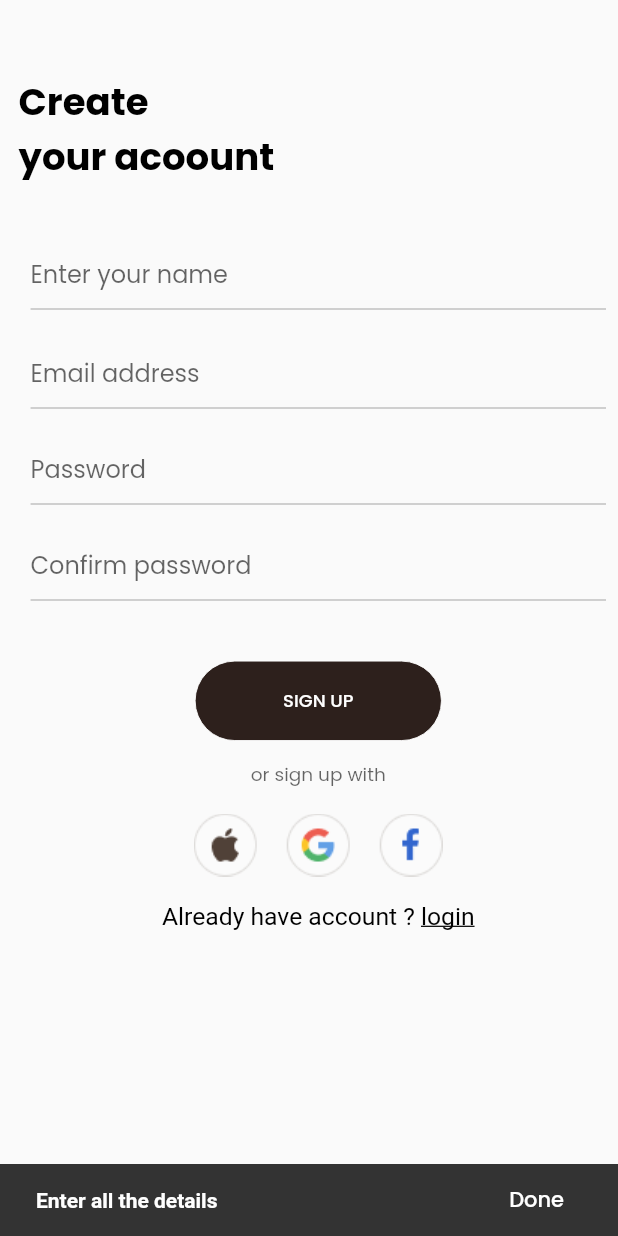
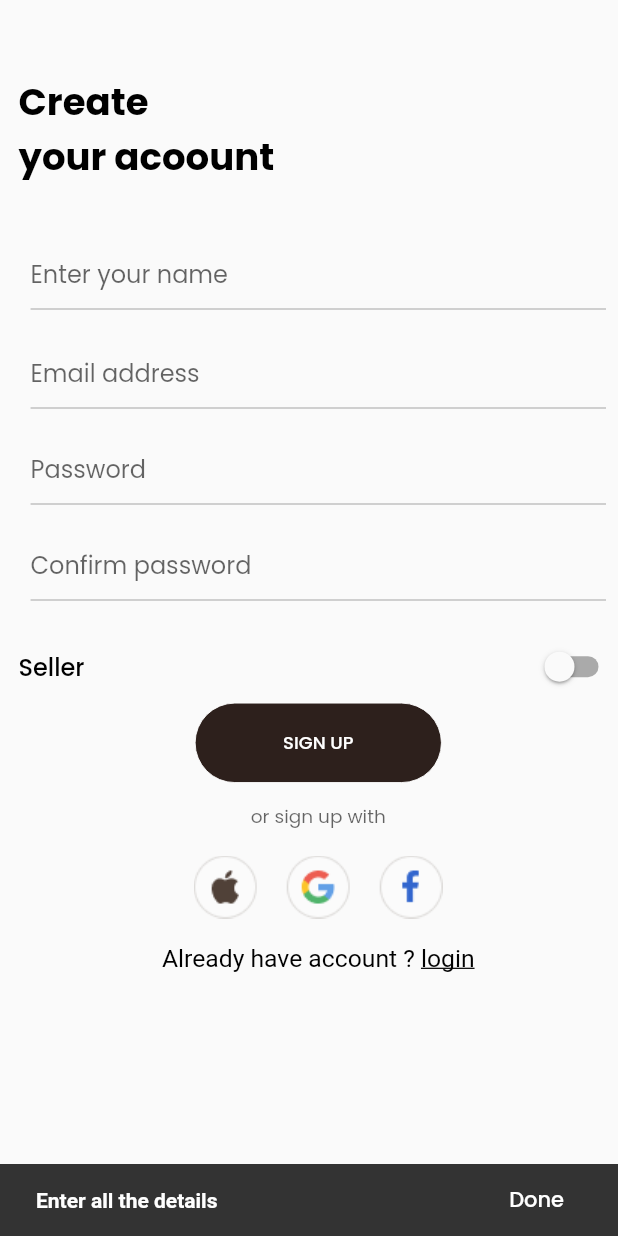
Before and after one commit to talhaSaeed01/e-commerce, a Flutter app: the Signup screen opened directly, after a tap on "SIGN UP", on a phone screen of 412 x 824 dp. Run offline on Flutter 3.47's test engine with Material 2 defaults, Android fonts, the phone set to English and light mode, and no system bars; our stand-ins replace cached_network_image, cloud_firestore, firebase_auth, firebase_core, google_fonts, smooth_page_indicator; accounts and stored records are empty; network calls fail.

Commit message:
Seller add the data and seller can see the iyem he/she  added.& fetch the data in user to see the new product for sale commit date 9/13/2023 Wednesday

```diff
--- a/lib/Authentication/Signup_screen.dart
+++ b/lib/Authentication/Signup_screen.dart
@@ -24,6 +24,7 @@ class _SignupState extends State<Signup> {
   TextEditingController signuppasswordController = TextEditingController();
   TextEditingController signupnameController = TextEditingController();
   TextEditingController signupcnfrmpasswordController = TextEditingController();
+  bool isSeller = false;
   @override
   Widget build(BuildContext context) {
     return SafeArea(
@@ -48,14 +49,24 @@ class _SignupState extends State<Signup> {
                               padding: const EdgeInsets.all(8.0),
                               child: CustomTextField(controller: signuppasswordController, hinttext: Appstrings.signuppasswordhint, keyboardfoam: TextInputType.visiblePassword)),
                           Padding(
-                              padding: const EdgeInsets.only(top: 8.0, left: 8, right: 8, bottom: 40),
+                              padding: const EdgeInsets.only(top: 8.0, left: 8, right: 8, bottom: 20),
                               child: CustomTextField(controller: signupcnfrmpasswordController, hinttext: Appstrings.signupcnfrmpasshint, keyboardfoam: TextInputType.visiblePassword)),
+                          Row(mainAxisAlignment: MainAxisAlignment.spaceBetween, children: [
+                            Text('Seller', style: TextStyle(color: Appcolors.black, fontWeight: FontWeight.w500, fontSize: 16)),
+                            Switch(
+                                value: isSeller,
+                                onChanged: (value) {
+                                  setState(() {
+                                    isSeller = value;
+                                  });
+                                })
+                          ]),
                           Center(
                               child: GestureDetector(
                                   onTap: () {
                                     final authProvider = Provider.of<AuthProvider>(context, listen: false);
-                                    authProvider.signUp(
-                                        signupnameController.text.trim(), signupemailController.text.trim(), signuppasswordController.text.trim(), signupcnfrmpasswordController.text.trim(), context);
+                                    authProvider.signUp(signupnameController.text.trim(), signupemailController.text.trim(), signuppasswordController.text.trim(),
+                                        signupcnfrmpasswordController.text.trim(), isSeller, context);
                                   },
                                   child: CustomTextButton(
                                       bordercolor: Appcolors.white,
--- a/lib/main.dart
+++ b/lib/main.dart
@@ -13,6 +13,7 @@ import 'package:ecommerce/provider/detail_screen_provider.dart';
 import 'package:ecommerce/provider/drawer_provider.dart';
 import 'package:ecommerce/provider/fire_base_authprovider.dart';
 import 'package:ecommerce/provider/product_provider.dart';
+import 'package:ecommerce/provider/seller_provider.dart';
 import 'package:firebase_core/firebase_core.dart';
 import 'package:flutter/material.dart';
 import 'package:google_fonts/google_fonts.dart';
@@ -40,6 +41,7 @@ class MyApp extends StatelessWidget {
       ChangeNotifierProvider<CheckoutProvider1>(create: (_) => CheckoutProvider1()),
       ChangeNotifierProvider<AuthProvider>(create: (_) => AuthProvider()),
       ChangeNotifierProvider<Riderprovider>(create: (_) => Riderprovider()),
+      ChangeNotifierProvider<SellerProvider>(create: (_) => SellerProvider()),
       ChangeNotifierProvider<UserProvider>(create: (_) => UserProvider())
     ], child: MaterialApp(theme: ThemeData(textTheme: GoogleFonts.poppinsTextTheme()), debugShowCheckedModeBanner: false, home: const Scaffold(body: WelcomeScreen())));
   }
--- a/lib/provider/fire_base_authprovider.dart
+++ b/lib/provider/fire_base_authprovider.dart
@@ -2,6 +2,7 @@
 
 import 'package:cloud_firestore/cloud_firestore.dart';
 import 'package:ecommerce/screen/bottonavbar_screen.dart';
+import 'package:ecommerce/seller/sellerscreen.dart';
 import 'package:ecommerce/utils/appcolors.dart';
 import 'package:flutter/material.dart';
 import 'package:firebase_auth/firebase_auth.dart';
@@ -27,7 +28,7 @@ class AuthProvider with ChangeNotifier {
   }
 
 // Function to handle user Signup.
-  Future<void> signUp(String name, String email, String password, String confirmPassword, BuildContext context) async {
+  Future<void> signUp(String name, String email, String password, String confirmPassword, bool isSeller, BuildContext context) async {
     try {
       if (name.trim().isEmpty || email.trim().isEmpty || password.trim().isEmpty || confirmPassword.trim().isEmpty) {
         showSnackBar(context, 'Enter all the details');
@@ -42,8 +43,14 @@ class AuthProvider with ChangeNotifier {
       } else {
         final userCredential = await FirebaseAuth.instance.createUserWithEmailAndPassword(email: email, password: password);
         if (userCredential.user != null) {
-          await _firestore.collection("SignUp").doc(userCredential.user!.uid).set({'name': name, 'email': email, 'password': password});
-          Navigator.of(context).pushAndRemoveUntil(MaterialPageRoute(builder: (context) => Bottomnavbardesgin(userid: userCredential.user!.uid)), (Route<dynamic> route) => false);
+          final role = isSeller ? 'seller' : 'user';
+          await _firestore.collection("SignUp").doc(userCredential.user!.uid).set({'name': name, 'email': email, 'password': password, 'role': role});
+          // Navigator.of(context).pushAndRemoveUntil(MaterialPageRoute(builder: (context) => Bottomnavbardesgin(userid: userCredential.user!.uid)), (Route<dynamic> route) => false);
+          if (isSeller) {
+            Navigator.of(context).pushReplacement(MaterialPageRoute(builder: (context) => SellerScreen(userid: userCredential.user!.uid)));
+          } else {
+            Navigator.of(context).pushReplacement(MaterialPageRoute(builder: (context) => Bottomnavbardesgin(userid: userCredential.user!.uid)));
+          }
         }
       }
     } catch (e) {
@@ -59,18 +66,35 @@ class AuthProvider with ChangeNotifier {
   }
 
 //Funcation to show signin
-  Future<void> signIn(
-    String email,
-    String password,
-    BuildContext context,
-  ) async {
+  // Future<void> signIn(String email, String password, BuildContext context) async {
+  //   try {
+  //     if (email.trim().isEmpty || password.trim().isEmpty) {
+  //       showSnackBar(context, 'Enter email and password');
+  //     } else {
+  //       final userCredential = await FirebaseAuth.instance.signInWithEmailAndPassword(email: email, password: password);
+  //       if (userCredential.user != null) {
+  //         Navigator.of(context).pushAndRemoveUntil(MaterialPageRoute(builder: (context) => Bottomnavbardesgin(userid: userCredential.user!.uid)), (Route<dynamic> route) => false);
+  //       }
+  //     }
+  //   } catch (e) {
+  //     print('Error signing in: $e');
+  //     showSnackBar(context, 'Error signing in: $e');
+  //   }
+  // }
+  Future<void> signIn(String email, String password, BuildContext context) async {
     try {
       if (email.trim().isEmpty || password.trim().isEmpty) {
         showSnackBar(context, 'Enter email and password');
       } else {
         final userCredential = await FirebaseAuth.instance.signInWithEmailAndPassword(email: email, password: password);
         if (userCredential.user != null) {
-          Navigator.of(context).pushAndRemoveUntil(MaterialPageRoute(builder: (context) => Bottomnavbardesgin(userid: userCredential.user!.uid)), (Route<dynamic> route) => false);
+          final userDoc = await _firestore.collection("SignUp").doc(userCredential.user!.uid).get();
+          final role = userDoc['role'];
+          if (role == 'seller') {
+            Navigator.of(context).pushReplacement(MaterialPageRoute(builder: (context) => SellerScreen(userid: userCredential.user!.uid)));
+          } else {
+            Navigator.of(context).pushReplacement(MaterialPageRoute(builder: (context) => Bottomnavbardesgin(userid: userCredential.user!.uid)));
+          }
         }
       }
     } catch (e) {
--- a/lib/provider/rider_provider.dart
+++ b/lib/provider/rider_provider.dart
@@ -1,3 +1,5 @@
+// ignore_for_file: no_leading_underscores_for_local_identifiers, avoid_print
+
 import 'package:flutter/foundation.dart';
 import 'package:cloud_firestore/cloud_firestore.dart';
 
--- a/lib/utils/appassets.dart
+++ b/lib/utils/appassets.dart
@@ -37,6 +37,8 @@ class Appassets {
   static var checkoutimageorder = 'assets/images/order.png';
   static var avatar = 'assets/images/avatar.png';
   static var riderbackgroundimage = "assets/images/chatbackgroundimage.png";
+  static var riderimage = 'assets/images/riderimage.png';
+  static var shopSellerimage = "assets/images/shopsellerimage.png";
 }
 // class Appassets {
 //   static var welcomebackgroundimage = 'assets/images/welcome.jpg';
--- a/lib/utils/appstrings.dart
+++ b/lib/utils/appstrings.dart
@@ -9,6 +9,7 @@ class Appstrings {
   static var btwelcome = "Get Started";
   static var adminpannel = 'Admin Pannel';
   static var riderscreen = 'For Rider';
+  static var sellerScreenbutton = 'Seller';
   //......................................indicator............................
   static var buttontextShoppingnow = "Shopping now";
   //......................................onboardingscreen1............................
@@ -200,4 +201,13 @@ class Appstrings {
   static var notisubtitle3 = 'Tap here to get 50% voucher.';
   //.................Rider Screen...........................
   static var riderscreentitle = 'Rider Order Details';
+  //....................Seller Screen....................
+  static var sellerScreentitle = 'Shop Seller';
+  static var circleContainerColorController = " Enter circleContainerColor";
+  static var imageurlController = 'Enter imageurl';
+  static var priceController = 'Enter price';
+  static var tileColorController = 'Enter tileColor';
+  static var titleController = 'Enter title';
+  static var typeController = 'Enter type';
+  static var done = "Done";
 }
```
Also changed, not shown: lib/onboarding/welcome_screen.dart (+20 -8 lines), lib/provider/seller_provider.dart (added, +30 -0 lines), lib/screen/Rider/rider_pannel.dart (+16 -17 lines), lib/seller/seller_product_screen.dart (added, +90 -0 lines), lib/seller/sellerscreen.dart (added, +118 -0 lines), assets/images/riderimage.png (added), assets/images/shopsellerimage.png (added).
